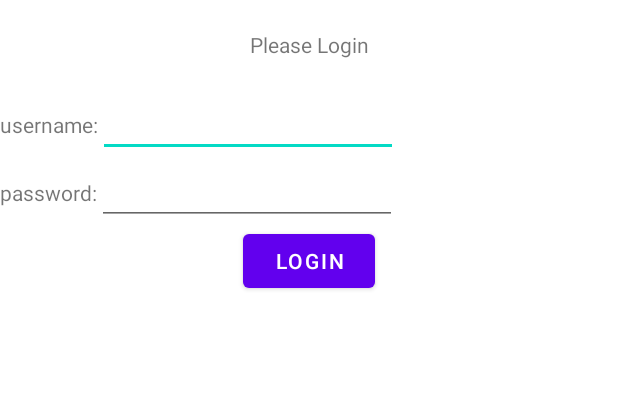
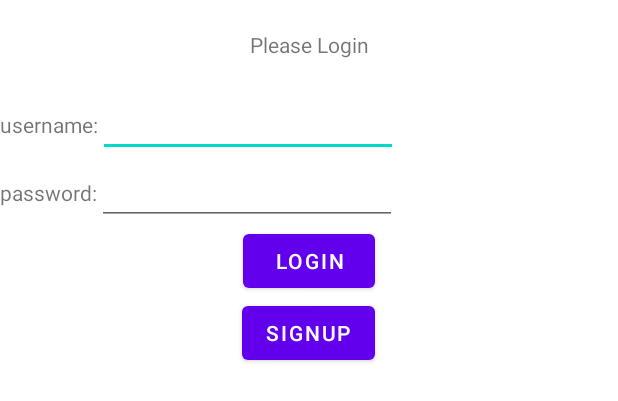
Before and after one commit to caspercba/RssReaderDemo, an Android app: the layout login_fragment.xml on its own in the app's theme, with its tools: preview values and no code run, on a phone screen of 412 x 824 dp. Shown: the top 401 px of the screen. Run offline under Robolectric (Android 15) with nearby library versions, the phone set to English and light mode, and no system bars.

Commit message:
Login/Registration working Added some error handlers

```diff
--- a/app/build.gradle
+++ b/app/build.gradle
@@ -32,6 +32,9 @@ android {
     kotlinOptions {
         jvmTarget = '1.8'
     }
+    buildFeatures {
+        viewBinding true
+    }
 }
 
 dependencies {
--- a/app/src/main/AndroidManifest.xml
+++ b/app/src/main/AndroidManifest.xml
@@ -12,7 +12,7 @@
         android:roundIcon="@mipmap/ic_launcher_round"
         android:supportsRtl="true"
         android:theme="@style/Theme.RssReaderDemo">
-        <activity android:name=".MainActivity">
+        <activity android:name=".ui.MainActivity">
             <intent-filter>
                 <action android:name="android.intent.action.MAIN" />
 
--- a/app/src/main/java/com/gaspardeelias/rssreaderdemo/repository/model/ResultWrapper.kt
+++ b/app/src/main/java/com/gaspardeelias/rssreaderdemo/repository/model/ResultWrapper.kt
@@ -2,6 +2,7 @@ package com.gaspardeelias.rssreaderdemo.repository.model
 
 sealed class ResultWrapper<out T> {
     data class Success<out T>(val value: T) : ResultWrapper<T>()
-    data class GenericError(val t: Throwable) : ResultWrapper<Nothing>()
-    object NetworkError : ResultWrapper<Nothing>()
+    data class GenericError<out T>(val t: Throwable) : ResultWrapper<T>()
+    data class NetworkError<out T>(val code: Int) : ResultWrapper<T>()
+    object AuthError : ResultWrapper<Nothing>()
 }
--- a/app/src/main/java/com/gaspardeelias/rssreaderdemo/MainActivity.kt
+++ b/app/src/main/java/com/gaspardeelias/rssreaderdemo/ui/MainActivity.kt
@@ -1,9 +1,8 @@
-package com.gaspardeelias.rssreaderdemo
+package com.gaspardeelias.rssreaderdemo.ui
 
 import androidx.appcompat.app.AppCompatActivity
 import android.os.Bundle
-import com.gaspardeelias.rssreaderdemo.ui.ListFragment
-import com.gaspardeelias.rssreaderdemo.ui.LoginFragment
+import com.gaspardeelias.rssreaderdemo.R
 import com.gaspardeelias.rssreaderdemo.utils.Prefs
 import dagger.hilt.android.AndroidEntryPoint
 import javax.inject.Inject
--- a/app/src/main/res/layout/activity_main.xml
+++ b/app/src/main/res/layout/activity_main.xml
@@ -4,7 +4,7 @@
     xmlns:tools="http://schemas.android.com/tools"
     android:layout_width="match_parent"
     android:layout_height="match_parent"
-    tools:context=".MainActivity">
+    tools:context=".ui.MainActivity">
 
     <FrameLayout
         android:id="@+id/fragment_container"
--- a/app/src/main/res/layout/login_fragment.xml
+++ b/app/src/main/res/layout/login_fragment.xml
@@ -1,7 +1,11 @@
 <?xml version="1.0" encoding="utf-8"?>
+<FrameLayout xmlns:android="http://schemas.android.com/apk/res/android"
+    xmlns:app="http://schemas.android.com/apk/res-auto"
+    android:layout_width="match_parent"
+    android:layout_height="match_parent">
+
     <LinearLayout
-    xmlns:android="http://schemas.android.com/apk/res/android"
-    xmlns:app="http://schemas.android.com/apk/res-auto"
+
         android:layout_width="match_parent"
         android:layout_height="match_parent"
         android:orientation="vertical">
@@ -9,41 +13,81 @@
         <TextView
             android:layout_width="match_parent"
             android:layout_height="wrap_content"
+            android:layout_gravity="center_horizontal"
             android:padding="20dp"
             android:text="Please Login"
-        android:layout_gravity="center_horizontal"
-        android:textAlignment="center"/>
+            android:textAlignment="center" />
 
         <LinearLayout
             android:layout_width="match_parent"
             android:layout_height="wrap_content"
             android:orientation="horizontal">
+
             <TextView
-            android:text="username:"
                 android:layout_width="wrap_content"
-            android:layout_height="wrap_content"/>
+                android:layout_height="wrap_content"
+                android:text="username:" />
+
             <EditText
                 android:id="@+id/user"
                 android:layout_width="200dp"
-            android:layout_height="wrap_content"/>
+                android:layout_height="wrap_content" />
         </LinearLayout>
+
         <LinearLayout
             android:layout_width="match_parent"
             android:layout_height="wrap_content"
             android:orientation="horizontal">
+
             <TextView
-            android:text="password:"
                 android:layout_width="wrap_content"
-            android:layout_height="wrap_content"/>
+                android:layout_height="wrap_content"
+                android:text="password:" />
+
             <EditText
                 android:id="@+id/pass"
                 android:layout_width="200dp"
-            android:layout_height="wrap_content"/>
+                android:layout_height="wrap_content" />
         </LinearLayout>
 
         <Button
-        android:text="Login"
+            android:id="@+id/login"
             android:layout_width="wrap_content"
             android:layout_height="wrap_content"
-        android:layout_gravity="center"/>
+            android:layout_gravity="center"
+            android:text="Login" />
+
+        <Button
+            android:id="@+id/signup"
+            android:layout_width="wrap_content"
+            android:layout_height="wrap_content"
+            android:layout_gravity="center"
+            android:text="SignUp" />
     </LinearLayout>
+
+    <RelativeLayout
+        android:id="@+id/loading"
+        android:layout_width="match_parent"
+        android:layout_height="match_parent"
+        android:visibility="gone">
+
+        <TextView
+            android:id="@+id/loading_text"
+            android:layout_width="wrap_content"
+            android:layout_height="wrap_content"
+            android:layout_centerInParent="true"
+            android:text="loading..." />
+
+        <RelativeLayout
+            android:layout_width="match_parent"
+            android:layout_height="wrap_content"
+            android:layout_below="@id/loading_text">
+
+            <ProgressBar
+                android:layout_width="20dp"
+                android:layout_height="20dp"
+                android:layout_centerInParent="true" />
+        </RelativeLayout>
+
+    </RelativeLayout>
+</FrameLayout>
```
Also changed, not shown: app/src/main/java/com/gaspardeelias/rssreaderdemo/di/AppModule.kt (+6 -3 lines), app/src/main/java/com/gaspardeelias/rssreaderdemo/repository/RepositoryImpl.kt (+14 -4 lines), app/src/main/java/com/gaspardeelias/rssreaderdemo/repository/network/dto/RssResponses.kt (+8 -2 lines), app/src/main/java/com/gaspardeelias/rssreaderdemo/ui/LoginFragment.kt (+55 -6 lines), app/src/main/java/com/gaspardeelias/rssreaderdemo/ui/LoginVM.kt (+42 -14 lines). Lines whose indentation alone changed are shown as unchanged.
